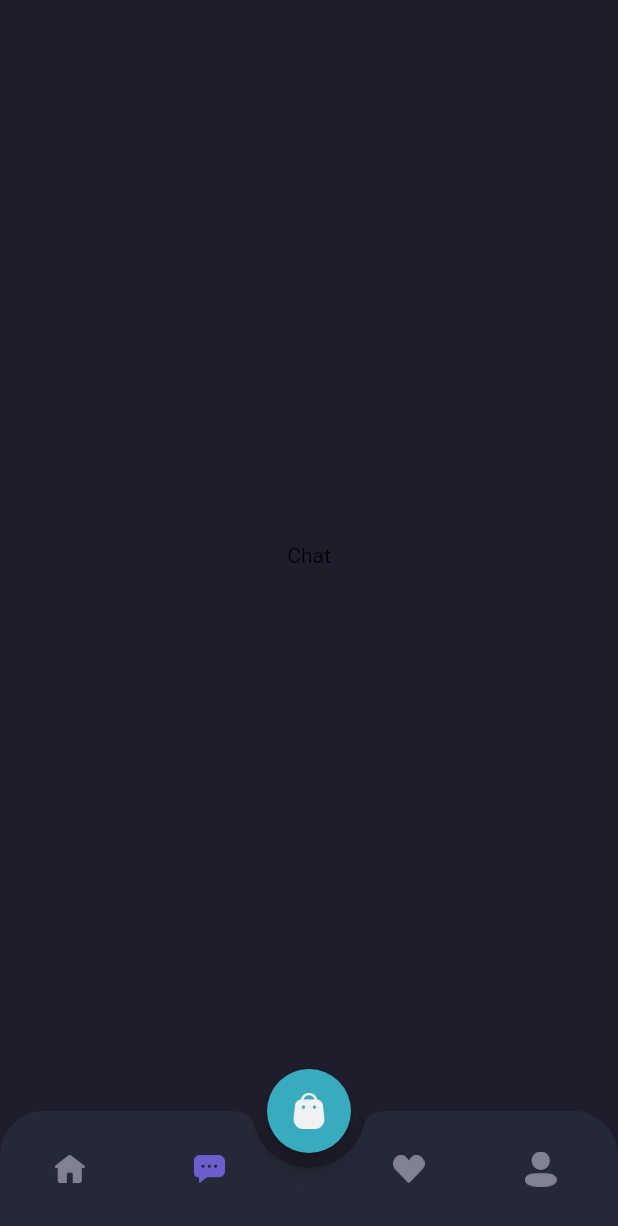
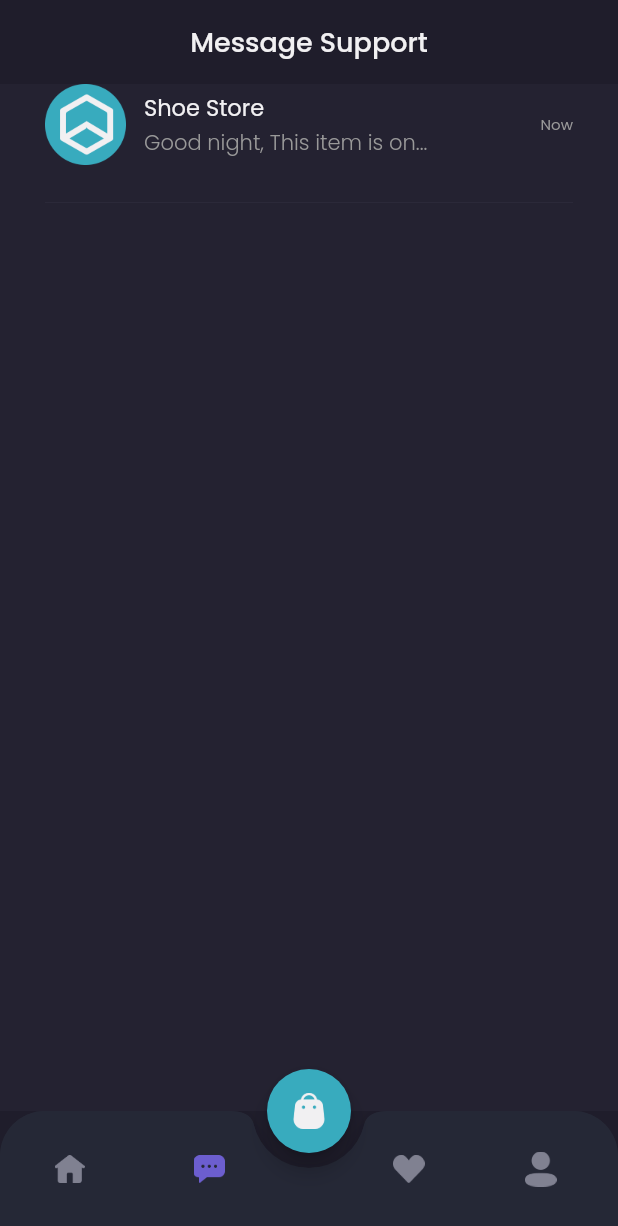
Before and after one commit to adimunawar/flutter_ecommerce_app, a Flutter app: the MainPage screen opened directly, item 2 of the bottom bar chosen, on a phone screen of 412 x 824 dp. Shown: the top 1226 px of the screen. Run offline on Flutter 3.47's test engine with Material 2 defaults, Android fonts, the phone set to English and light mode, and no system bars; our stand-ins replace google_fonts.

Commit message:
add chat page

```diff
--- a/lib/theme.dart
+++ b/lib/theme.dart
@@ -11,6 +11,7 @@ Color bgColor1 = Color(0xFF1F1D2B);
 Color bgColor2 = Color(0xFF2B2937);
 Color bgColor3 = Color(0xFF242231);
 Color bgColor4 = Color(0xFF252836);
+Color bgColor5 = Color(0xFF2B2844);
 Color primaryTextColor = Color(0xFFF1F0F2);
 Color secondaryTextColor = Color(0xFF999999);
 Color subtitleTextColor = Color(0xFF504F5E);
--- a/lib/views/pages/home/chat_page.dart
+++ b/lib/views/pages/home/chat_page.dart
@@ -1,16 +1,92 @@
 import 'package:ecommer_app/theme.dart';
+import 'package:ecommer_app/views/widgets/chat_tile.dart';
 import 'package:flutter/material.dart';
 
 class ChatPage extends StatelessWidget {
   const ChatPage({Key? key}) : super(key: key);
 
-  @override
-  Widget build(BuildContext context) {
-    return Scaffold(
+  Widget header() {
+    return AppBar(
       backgroundColor: bgColor1,
-      body: Center(
-        child: Text("Chat"),
+      centerTitle: true,
+      title: Text(
+        "Message Support",
+        style: primaryTextStyle.copyWith(fontSize: 18, fontWeight: medium),
+      ),
+      elevation: 0,
+      automaticallyImplyLeading: false,
+    );
+  }
+
+  Widget emptycontent() {
+    return Expanded(
+      child: Container(
+        width: double.infinity,
+        color: bgColor3,
+        child: Column(
+          mainAxisAlignment: MainAxisAlignment.center,
+          children: [
+            Image.asset(
+              'assets/icon_headset.png',
+              width: 80,
+              height: 80,
+            ),
+            SizedBox(
+              height: 20,
+            ),
+            Text(
+              "Opss no message yet?",
+              style:
+                  primaryTextStyle.copyWith(fontSize: 16, fontWeight: medium),
+            ),
+            SizedBox(
+              height: 12,
+            ),
+            Text(
+              "You have never done a transaction",
+              style:
+                  secondaryTextStyle.copyWith(fontSize: 14, fontWeight: medium),
+            ),
+            SizedBox(
+              height: 30,
+            ),
+            Container(
+              height: 44,
+              child: TextButton(
+                  onPressed: () {},
+                  style: TextButton.styleFrom(
+                      shape: RoundedRectangleBorder(
+                          borderRadius: BorderRadius.circular(12)),
+                      backgroundColor: primaryColor,
+                      padding:
+                          EdgeInsets.symmetric(horizontal: 24, vertical: 10)),
+                  child: Text(
+                    "Explore Store",
+                    style: primaryTextStyle.copyWith(
+                        fontSize: 16, fontWeight: medium),
+                  )),
+            )
+          ],
+        ),
       ),
     );
   }
+
+  Widget content() {
+    return Expanded(
+      child: Container(
+        color: bgColor3,
+        child: ListView(
+          children: [ChatTile()],
+        ),
+      ),
+    );
+  }
+
+  @override
+  Widget build(BuildContext context) {
+    return Column(
+      children: [header(), content()],
+    );
+  }
 }
--- /dev/null
+++ b/lib/views/widgets/chat_tile.dart
@@ -0,0 +1,63 @@
+import 'package:ecommer_app/theme.dart';
+import 'package:ecommer_app/views/pages/detail_chat_page.dart';
+import 'package:flutter/material.dart';
+
+class ChatTile extends StatelessWidget {
+  const ChatTile({Key? key}) : super(key: key);
+
+  @override
+  Widget build(BuildContext context) {
+    return GestureDetector(
+      onTap: () {
+        Navigator.push(
+            context, MaterialPageRoute(builder: (context) => DetailChatPage()));
+      },
+      child: Container(
+        margin: EdgeInsets.only(left: defaultMargin, right: defaultMargin),
+        child: Column(
+          children: [
+            Row(
+              children: [
+                Image.asset(
+                  'assets/image_shop_logo.png',
+                  width: 54,
+                ),
+                SizedBox(
+                  width: 12,
+                ),
+                Expanded(
+                  child: Column(
+                    crossAxisAlignment: CrossAxisAlignment.start,
+                    children: [
+                      Text(
+                        "Shoe Store",
+                        style: primaryTextStyle.copyWith(fontSize: 15),
+                      ),
+                      SizedBox(
+                        height: 2,
+                      ),
+                      Text(
+                        "Good night, This item is on...",
+                        style: secondaryTextStyle.copyWith(fontWeight: light),
+                      ),
+                    ],
+                  ),
+                ),
+                Text(
+                  "Now",
+                  style: secondaryTextStyle.copyWith(fontSize: 10),
+                )
+              ],
+            ),
+            SizedBox(
+              height: 17,
+            ),
+            Divider(
+              color: Color(0xff2B2939),
+            )
+          ],
+        ),
+      ),
+    );
+  }
+}
--- a/pubspec.yaml
+++ b/pubspec.yaml
@@ -26,6 +26,7 @@ dependencies:
     sdk: flutter
   google_fonts: ^2.1.0
   http: ^0.13.3
+
 
 dev_dependencies:
   flutter_test:
```
Also changed, not shown: lib/views/pages/detail_chat_page.dart (added, +176 -0 lines), lib/views/widgets/chat_buble.dart (added, +44 -0 lines), assets/button_back.png (added).
